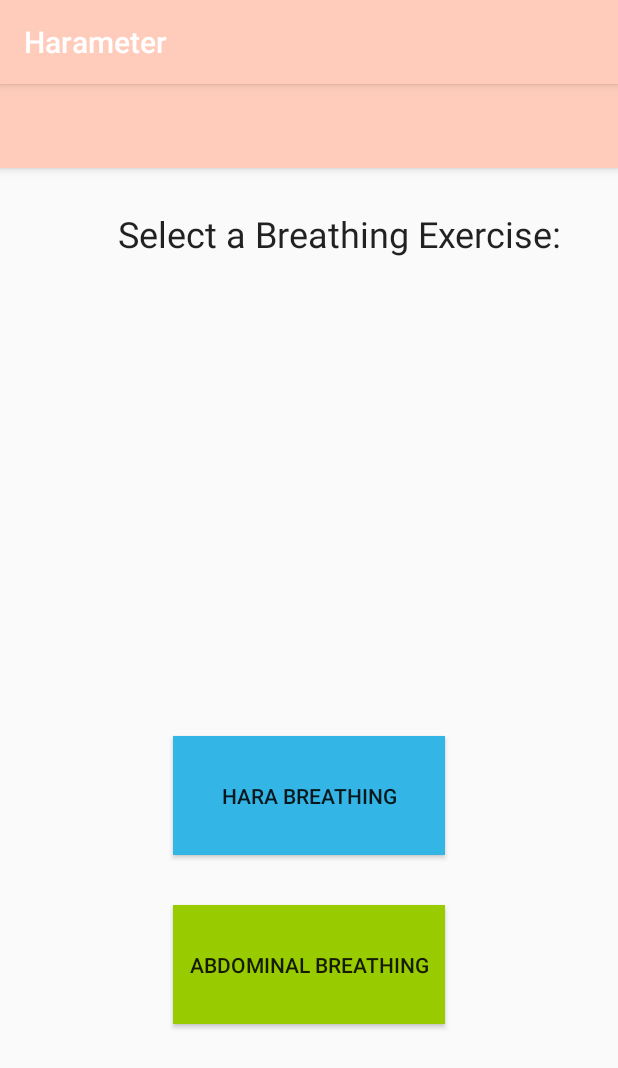
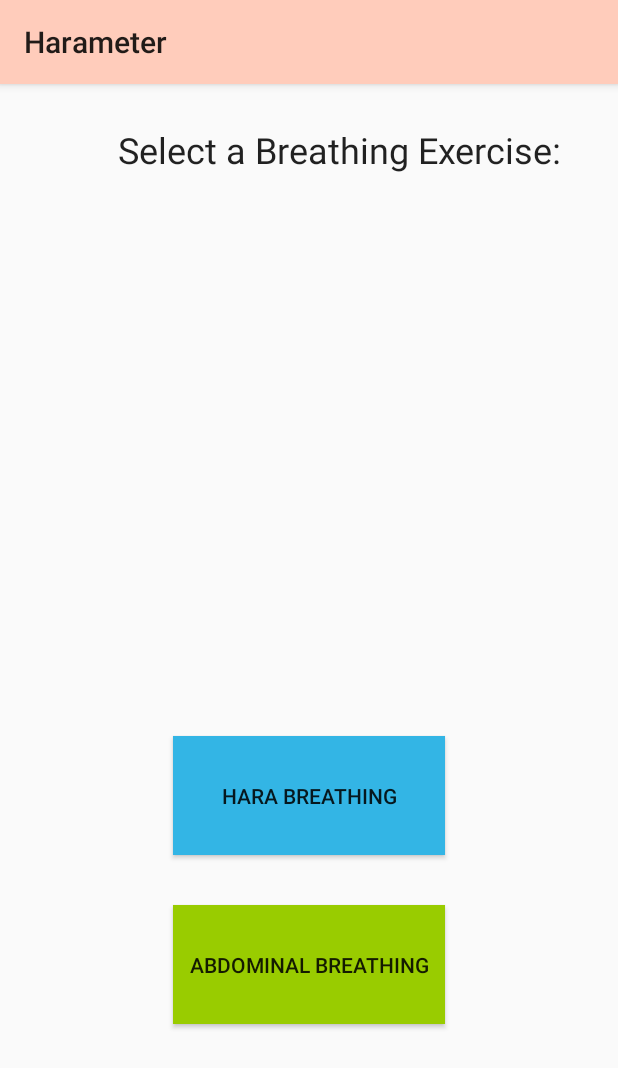
Before and after one commit to harameter/Harameter, an Android app: the screen it shows after launch (DashboardActivity), on a phone screen of 412 x 824 dp. Shown: the top 1068 px of the screen. Run offline under Robolectric (Android 15) with nearby library versions, the phone set to English and light mode, and no system bars.

Commit message:
Final It1

```diff
--- a/app/src/main/res/layout/content_dashboard.xml
+++ b/app/src/main/res/layout/content_dashboard.xml
@@ -28,6 +28,7 @@
         android:layout_marginBottom="33dp"
         android:background="@android:color/holo_blue_light"
         android:text="Hara Breathing"
+        android:onClick="onClickHaraButton"
         app:layout_constraintBottom_toTopOf="@+id/AbdominalButton"
         app:layout_constraintEnd_toEndOf="parent"
         app:layout_constraintStart_toStartOf="parent"
@@ -40,6 +41,7 @@
         android:layout_marginBottom="141dp"
         android:background="@android:color/holo_green_light"
         android:text="Abdominal Breathing"
+        android:onClick="onClickAbdominalButton"
         app:layout_constraintBottom_toBottomOf="parent"
         app:layout_constraintEnd_toEndOf="parent"
         app:layout_constraintStart_toStartOf="parent"
--- a/app/src/main/res/values/styles.xml
+++ b/app/src/main/res/values/styles.xml
@@ -1,7 +1,7 @@
 <resources>
 
     <!-- Base application theme. -->
-    <style name="AppTheme" parent="Theme.AppCompat.Light.DarkActionBar">
+    <style name="AppTheme" parent="Theme.AppCompat.Light.NoActionBar">
         <!-- Customize your theme here. -->
         <item name="colorPrimary">@color/colorPrimary</item>
         <item name="colorPrimaryDark">@color/colorPrimaryDark</item>
```
Also changed, not shown: app/src/main/java/com/example/harameter/harameter/DashboardActivity.java (+0 -9 lines).
